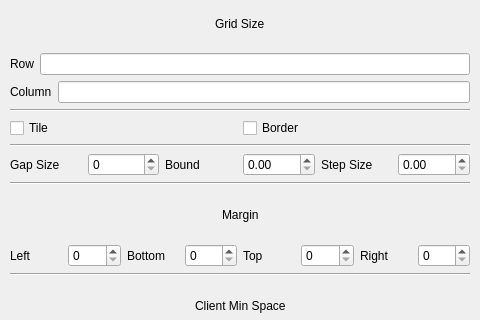
lingtjien/Grid-Tiling-Kwin, file contents/ui/config.ui: the form before one commit; both pictures show x 0 to 480 and y 0 to 320 of the 480 by 510 pixel window.
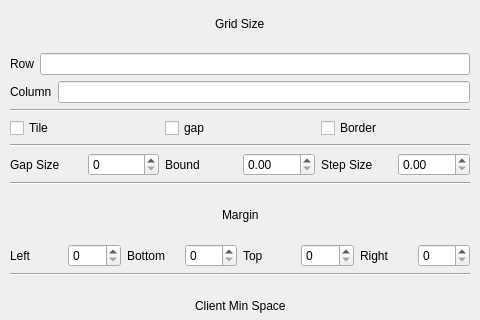
The form after the commit.

Commit message: add gap toggle and refactor parameters object

Patch:
```diff
--- a/contents/ui/config.ui
+++ b/contents/ui/config.ui
@@ -113,6 +113,13 @@
         </property>
        </widget>
       </item>
+      <item>
+       <widget class="QCheckBox" name="kcfg_gapShow">
+        <property name="text">
+         <string>gap</string>
+        </property>
+       </widget>
+      </item>
       <item>
        <widget class="QCheckBox" name="kcfg_border">
         <property name="text">
```
Left out of the diff: 14 changed lines with no effect on the pictures. The commit also changes 2 other files.
